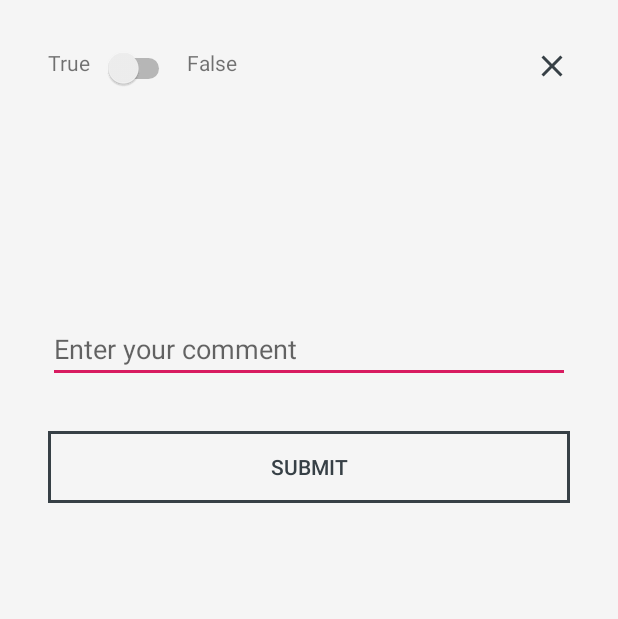
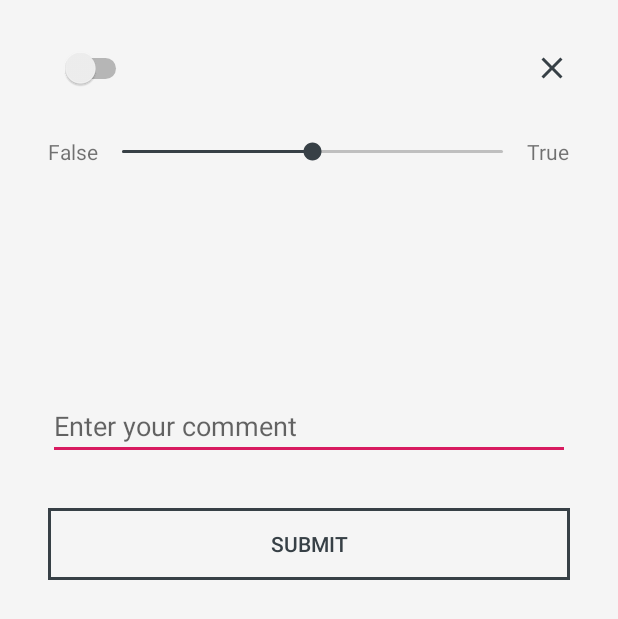
Before and after one commit to mehdiataei/Probo, an Android app: the layout fragment_annotation_input.xml on its own in the app's theme, with its tools: preview values and no code run, on a phone screen of 412 x 824 dp. Shown: the top 619 px of the screen. Run offline under Robolectric (Android 15) with nearby library versions, the phone set to English and light mode, and no system bars.

Commit message:
Add seekbar to drawer

```diff
--- a/app/src/main/java/com/utoronto/ece1778/probo/News/Article.java
+++ b/app/src/main/java/com/utoronto/ece1778/probo/News/Article.java
@@ -64,6 +64,8 @@
     private String body;
     private Date datetime;
 
+    private boolean loaded;
+
     private ArrayList<Annotation> headlineAnnotations;
     private ArrayList<Annotation> bodyAnnotations;
     private ArrayList<Sentence> sentences;
@@ -71,7 +73,6 @@
     private HashMap<String, ArrayList<Annotation>> annotationsMap;
     private HashMap<String, Tuple<Integer, Integer>> annotationStats;
 
-    private boolean loaded;
     private String analysed;
     private Thread mThread;
 
@@ -80,6 +81,8 @@
 
     public Article(String id) {
         this.id = id;
+
+        this.loaded = false;
 
         this.annotationsMap = new HashMap<>();
         this.annotationStats = new HashMap<>();
--- a/app/src/main/res/anim/annotation_input_slide_in.xml
+++ b/app/src/main/res/anim/annotation_input_slide_in.xml
@@ -4,5 +4,5 @@
         android:interpolator="@android:anim/accelerate_decelerate_interpolator"
         android:fromXDelta="100%"
         android:toXDelta="0%"
-        android:duration="500" />
+        android:duration="300" />
 </set>
--- a/app/src/main/res/anim/annotation_input_slide_out.xml
+++ b/app/src/main/res/anim/annotation_input_slide_out.xml
@@ -4,5 +4,5 @@
         android:interpolator="@android:anim/accelerate_decelerate_interpolator"
         android:fromXDelta="0%"
         android:toXDelta="100%"
-        android:duration="500" />
+        android:duration="300" />
 </set>
--- /dev/null
+++ b/app/src/main/res/drawable/seekbar_progress.xml
@@ -0,0 +1,44 @@
+<?xml version="1.0" encoding="utf-8"?>
+<layer-list
+    xmlns:android="http://schemas.android.com/apk/res/android">
+
+    <item
+        android:id="@android:id/background"
+        android:height="2dp"
+        android:gravity="center_vertical">
+
+        <shape
+            xmlns:android="http://schemas.android.com/apk/res/android"
+            android:shape="rectangle">
+
+            <corners
+                android:radius="1dp" />
+
+            <gradient
+                android:startColor="@color/grey"
+                android:endColor="@color/grey"
+                android:angle="0" />
+        </shape>
+    </item>
+
+    <item
+        android:id="@+id/progress"
+        android:height="2dp"
+        android:gravity="center_vertical">
+
+        <clip>
+            <shape
+                xmlns:android="http://schemas.android.com/apk/res/android"
+                android:shape="rectangle">
+
+                <corners
+                    android:radius="1dp" />
+
+                <gradient
+                    android:startColor="@color/colorPrimary"
+                    android:endColor="@color/colorPrimary"
+                    android:angle="0" />
+            </shape>
+        </clip>
+    </item>
+</layer-list>
--- a/app/src/main/res/layout/fragment_annotation_input.xml
+++ b/app/src/main/res/layout/fragment_annotation_input.xml
@@ -18,38 +18,56 @@
             android:layout_height="wrap_content"
             android:gravity="center_vertical">
 
-            <TextView
-                android:id="@+id/trueText"
-                android:layout_width="wrap_content"
-                android:layout_height="wrap_content"
-                android:gravity="center_vertical"
-                android:text="@string/annotation_input_true"
-                android:layout_alignParentStart="true" />
-
             <Switch
                 android:id="@+id/type"
                 android:layout_width="wrap_content"
                 android:layout_height="wrap_content"
                 android:layout_marginStart="8dp"
                 android:layout_marginEnd="8dp"
-                android:layout_toEndOf="@id/trueText" />
-
-            <TextView
-                android:layout_width="wrap_content"
-                android:layout_height="wrap_content"
-                android:text="@string/annotation_input_false"
-                android:layout_toStartOf="@id/close"
-                android:layout_toEndOf="@id/type" />
+                android:layout_centerVertical="true" />
 
             <ImageButton
                 android:id="@+id/close"
                 android:layout_width="wrap_content"
                 android:layout_height="wrap_content"
                 android:background="@null"
+                android:layout_centerVertical="true"
                 android:layout_gravity="end"
                 android:layout_alignParentEnd="true"
                 android:src="@drawable/x_dark"
                 android:contentDescription="@string/annotation_input_close_image_description" />
+        </RelativeLayout>
+
+        <RelativeLayout
+            android:layout_width="match_parent"
+            android:layout_height="wrap_content"
+            android:layout_marginTop="32dp">
+
+            <TextView
+                android:id="@+id/falseText"
+                android:layout_width="wrap_content"
+                android:layout_height="wrap_content"
+                android:layout_centerVertical="true"
+                android:layout_alignParentStart="true"
+                android:text="@string/annotation_input_false" />
+
+            <SeekBar
+                android:layout_width="wrap_content"
+                android:layout_height="wrap_content"
+                android:thumbTint="@color/colorPrimary"
+                android:progressDrawable="@drawable/seekbar_progress"
+                android:progress="50"
+                android:layout_centerVertical="true"
+                android:layout_toEndOf="@id/falseText"
+                android:layout_toStartOf="@id/trueText" />
+
+            <TextView
+                android:id="@+id/trueText"
+                android:layout_width="wrap_content"
+                android:layout_height="wrap_content"
+                android:layout_centerVertical="true"
+                android:layout_alignParentEnd="true"
+                android:text="@string/annotation_input_true" />
         </RelativeLayout>
 
         <TextView
```
